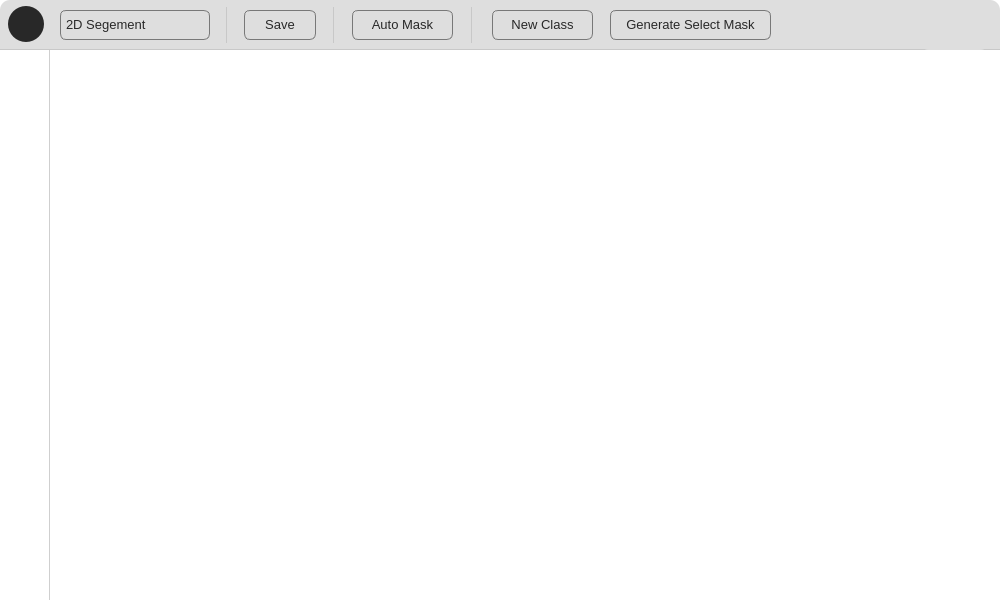
The window that main_structure.ui (KatouMegumii/easy-to-segment) describes before a commit, drawn with Qt 5.
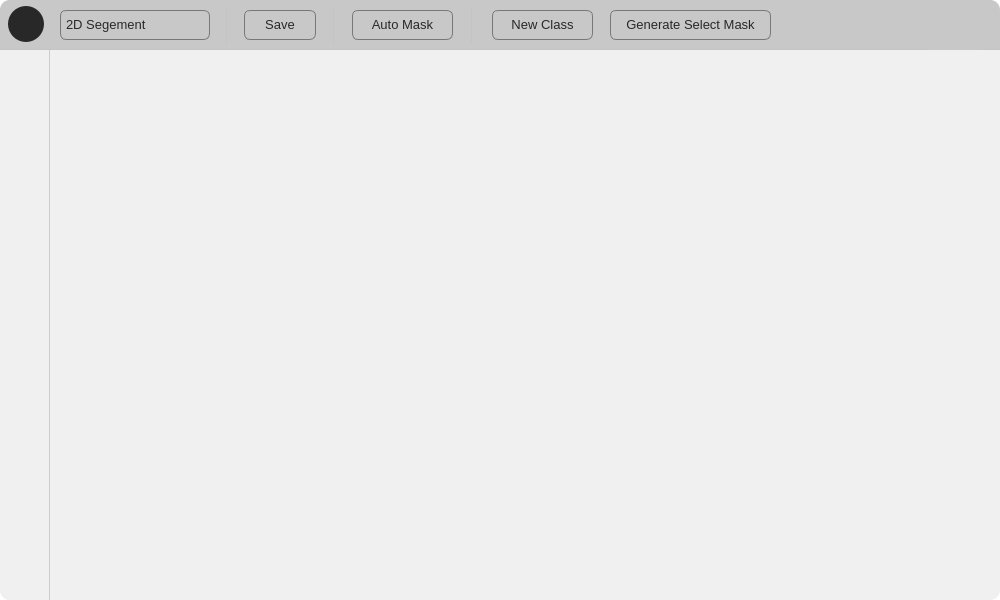
The same window after the commit. Icons and pictures are not drawn.

Commit message: make background darker

Diff of the .ui file:
```diff
--- a/main_structure.ui
+++ b/main_structure.ui
@@ -30,7 +30,7 @@
 border-top-right-radius:10px;
 border-bottom-left-radius:10px;
 border-bottom-right-radius:10px;
-background-color: rgb(255, 255, 255);</string>
+background-color: rgb(240, 240, 240);</string>
    </property>
    <property name="frameShape">
     <enum>QFrame::StyledPanel</enum>
@@ -52,7 +52,7 @@
 border-top-right-radius:10px;
 border-bottom-left-radius:10px;
 border-bottom-right-radius:10px;
-background-color: rgb(222, 222, 222)</string>
+background-color: rgb(200, 200, 200)</string>
     </property>
     <property name="frameShape">
      <enum>QFrame::StyledPanel</enum>
```
The commit also changes 1 other file.
